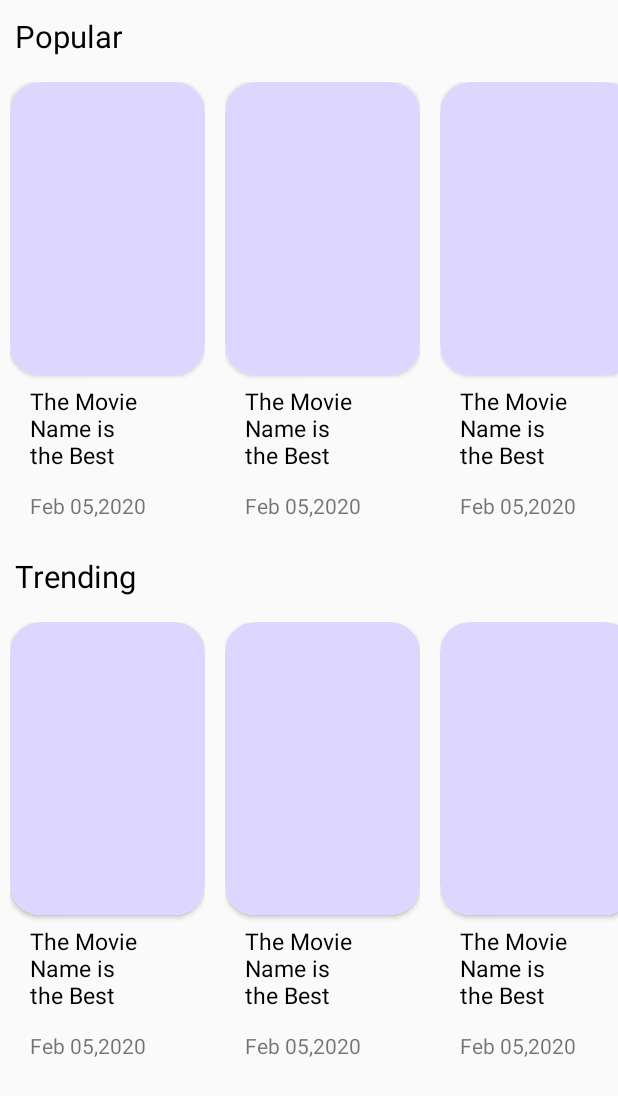
After one commit to nima-abdpoor/TMDB, an Android app: the layout fragement_main_page.xml on its own in the app's theme, with its tools: preview values and no code run, on a phone screen of 412 x 824 dp. The commit adds this screen. Shown: the top 1096 px of the screen. Run offline under Robolectric (Android 15) with nearby library versions, the phone set to English and light mode, and no system bars; network calls fail.

Commit message:
mainPageFragments layout completed.

```diff
--- a/app/build.gradle
+++ b/app/build.gradle
@@ -52,6 +52,7 @@ dependencies {
     def version_retrofit_coroutines_adapter = "0.9.2"
     def hilt_version = "2.31.2-alpha"
     def hilt_viewModel_version = "1.0.0-alpha03"
+    def sdp_version = "1.0.6"
 
     implementation fileTree(dir: "libs", include: ["*.jar"])
     implementation "org.jetbrains.kotlin:kotlin-stdlib:$kotlin_version"
@@ -93,6 +94,9 @@ dependencies {
     //Card View
     implementation 'androidx.cardview:cardview:1.0.0'
 
+    //sdp
+    implementation "com.intuit.sdp:sdp-android:$sdp_version"
+
     //coroutines
     implementation "org.jetbrains.kotlinx:kotlinx-coroutines-android:$coroutines_version"
 
--- a/app/src/main/java/com/nima/tmdb/ui/fragments/LoginFragment.kt
+++ b/app/src/main/java/com/nima/tmdb/ui/fragments/LoginFragment.kt
@@ -5,7 +5,6 @@ import android.os.Bundle
 import android.util.Log
 import android.view.View
 import android.widget.Toast
-import androidx.core.view.isVisible
 import androidx.fragment.app.Fragment
 import androidx.fragment.app.viewModels
 import androidx.navigation.fragment.findNavController
@@ -27,7 +26,7 @@ import kotlinx.coroutines.launch
 import javax.inject.Inject
 
 @AndroidEntryPoint
-class LoginFragment :Fragment(R.layout.login_fragment){
+class LoginFragment :Fragment(R.layout.fragment_login){
 
     @Inject
     lateinit var dao :MyDao
--- /dev/null
+++ b/app/src/main/res/drawable/bg_border_movie_category.xml
@@ -0,0 +1,11 @@
+<?xml version="1.0" encoding="utf-8"?>
+
+
+<selector xmlns:android="http://schemas.android.com/apk/res/android" >
+    <item >
+        <shape android:shape="rectangle"  >
+            <corners android:radius="20dp" />
+            <solid android:color="#DDD7FF"/>
+        </shape>
+    </item>
+</selector>
--- /dev/null
+++ b/app/src/main/res/layout/fragement_main_page.xml
@@ -0,0 +1,64 @@
+<?xml version="1.0" encoding="utf-8"?>
+<ScrollView xmlns:tools="http://schemas.android.com/tools"
+    xmlns:android="http://schemas.android.com/apk/res/android"
+    android:layout_width="match_parent"
+    android:layout_height="match_parent"
+    xmlns:app="http://schemas.android.com/apk/res-auto"
+    tools:context=".ui.fragments.LoginFragment">
+
+
+<RelativeLayout
+    android:layout_width="match_parent"
+    android:layout_height="wrap_content">
+
+    <LinearLayout
+        android:id="@+id/lnr_mainPageF_popularLayout"
+        android:layout_width="match_parent"
+        android:layout_height="wrap_content"
+        android:orientation="vertical"
+        >
+        <TextView
+            android:id="@+id/txt_mainPageF_popularTitle"
+            android:layout_width="wrap_content"
+            android:layout_height="wrap_content"
+            android:text="@string/popular_category"
+            android:textColor="@color/black"
+            android:padding="10dp"
+            android:textSize="@dimen/_16sdp"/>
+        <androidx.recyclerview.widget.RecyclerView
+            android:id="@+id/rv_mainPageF_popularItems"
+            android:layout_width="match_parent"
+            android:layout_height="wrap_content"
+            app:layoutManager="androidx.recyclerview.widget.LinearLayoutManager"
+            android:orientation="horizontal"
+            tools:listitem="@layout/item_movie_category" />
+
+    </LinearLayout>
+
+    <LinearLayout
+        android:id="@+id/lnr_mainPageF_trendingLayout"
+        android:layout_width="match_parent"
+        android:layout_height="wrap_content"
+        android:orientation="vertical"
+        android:layout_below="@+id/lnr_mainPageF_popularLayout">
+        <TextView
+            android:id="@+id/txt_mainPageF_trendingTitle"
+            android:layout_width="wrap_content"
+            android:layout_height="wrap_content"
+            android:text="@string/trending_category"
+            android:textColor="@color/black"
+            android:padding="10dp"
+            android:textSize="@dimen/_16sdp"/>
+        <androidx.recyclerview.widget.RecyclerView
+            android:id="@+id/rv_mainPageF_trendingItems"
+            android:layout_width="match_parent"
+            android:layout_height="wrap_content"
+            app:layoutManager="androidx.recyclerview.widget.LinearLayoutManager"
+            android:orientation="horizontal"
+            tools:listitem="@layout/item_movie_category"
+            />
+
+    </LinearLayout>
+
+</RelativeLayout>
+</ScrollView>
--- /dev/null
+++ b/app/src/main/res/layout/item_movie_category.xml
@@ -0,0 +1,63 @@
+<?xml version="1.0" encoding="utf-8"?>
+<androidx.constraintlayout.widget.ConstraintLayout xmlns:android="http://schemas.android.com/apk/res/android"
+    xmlns:app="http://schemas.android.com/apk/res-auto"
+    xmlns:tools="http://schemas.android.com/tools"
+    android:layout_width="wrap_content"
+    android:layout_height="wrap_content"
+    android:padding="@dimen/_5sdp">
+
+    <androidx.cardview.widget.CardView
+        android:id="@+id/card_movieCategoryI_cardView"
+        android:layout_width="@dimen/_100sdp"
+        android:layout_height="@dimen/_150sdp"
+        android:clickable="true"
+        android:elevation="5dp"
+        android:focusable="true"
+        android:foreground="?android:attr/selectableItemBackground"
+        app:cardCornerRadius="20dp"
+        app:layout_constraintEnd_toEndOf="parent"
+        app:layout_constraintTop_toTopOf="parent"
+        app:layout_constraintStart_toStartOf="parent"
+        tools:targetApi="lollipop">
+
+        <androidx.constraintlayout.widget.ConstraintLayout
+            android:layout_width="match_parent"
+            android:layout_height="match_parent"
+            android:background="@drawable/bg_border_movie_category">
+            <ImageView
+                android:id="@+id/img_"
+                android:layout_width="match_parent"
+                android:layout_height="match_parent"
+                app:layout_constraintStart_toStartOf="parent"
+                app:layout_constraintEnd_toEndOf="parent"
+                app:layout_constraintTop_toTopOf="parent"
+                app:layout_constraintBottom_toBottomOf="parent"
+                />
+
+        </androidx.constraintlayout.widget.ConstraintLayout>
+    </androidx.cardview.widget.CardView>
+    <TextView
+        android:id="@+id/txt_movieCategoryI_title"
+        android:layout_width="wrap_content"
+        android:layout_height="wrap_content"
+        android:text="@string/movie_category_demoTitle"
+        android:maxEms="5"
+        android:textSize="@dimen/_12sdp"
+        android:textAppearance="@style/TextAppearance.AppCompat.Large"
+        android:textColor="@android:color/black"
+        app:layout_constraintTop_toBottomOf="@+id/card_movieCategoryI_cardView"
+        app:layout_constraintStart_toStartOf="parent"
+        android:padding="@dimen/_5sdp"
+        android:layout_marginLeft="@dimen/_5sdp"
+         />
+    <TextView
+        android:id="@+id/txt_movieCategoryI_date"
+        android:layout_width="wrap_content"
+        android:layout_height="wrap_content"
+        app:layout_constraintTop_toBottomOf="@+id/txt_movieCategoryI_title"
+        android:text="Feb 05,2020"
+        app:layout_constraintStart_toStartOf="parent"
+        android:padding="@dimen/_5sdp"
+        android:layout_marginLeft="@dimen/_5sdp"/>
+
+</androidx.constraintlayout.widget.ConstraintLayout>
--- a/app/src/main/res/navigation/nav_graph.xml
+++ b/app/src/main/res/navigation/nav_graph.xml
@@ -69,7 +69,7 @@
         android:id="@+id/loginFragment"
         android:name="com.nima.tmdb.ui.fragments.LoginFragment"
         android:label="loginFragment"
-        tools:layout="@layout/login_fragment">
+        tools:layout="@layout/fragment_login">
         <argument
             android:name="@string/requestToken"
             android:defaultValue="null"
--- a/app/src/main/res/values/strings.xml
+++ b/app/src/main/res/values/strings.xml
@@ -30,4 +30,9 @@
     <string name="forgot_password_LoginPage">forgot password?</string>
     <string name="api_error_text">oops…something went wrong!!</string>
     <string name="check_your_connection">check your connection!</string>
+
+
+    <string name="popular_category">Popular</string>
+    <string name="trending_category">Trending</string>
+    <string name="movie_category_demoTitle">The Movie Name is the Best</string>
 </resources>
```
Also changed, not shown: app/src/main/res/layout/fragment_login.xml (renamed from app/src/main/res/layout/login_fragment.xml).
